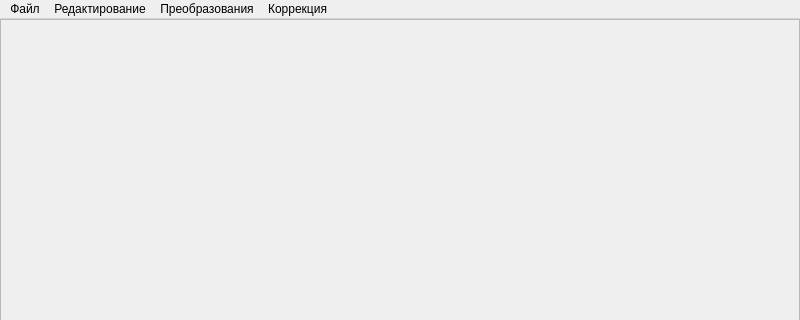
Old version of the form digital-image-processing/ImageProcessing/mainwindow.ui in the repository andrej22116/PSU_Labs; both pictures show x 0 to 800 and y 0 to 320 of the 800 by 503 pixel window.
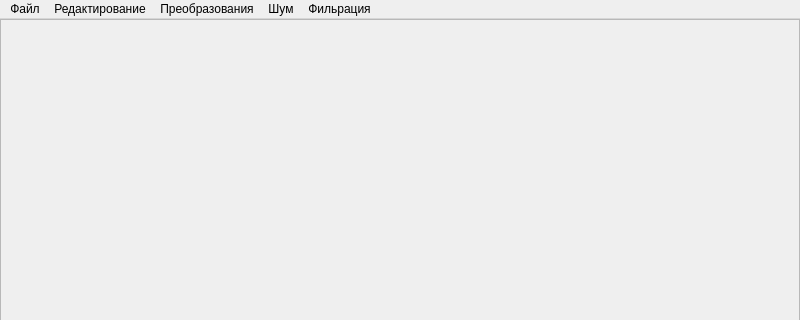
New version of the form.

Diff of the .ui file:
```diff
--- a/digital-image-processing/ImageProcessing/mainwindow.ui
+++ b/digital-image-processing/ImageProcessing/mainwindow.ui
@@ -98,28 +98,36 @@
     <addaction name="separator"/>
     <addaction name="actionExit"/>
    </widget>
-   <widget class="QMenu" name="menu">
+   <widget class="QMenu" name="menuModify">
     <property name="title">
      <string>Преобразования</string>
     </property>
     <addaction name="actionGray"/>
     <addaction name="actionBin"/>
    </widget>
-   <widget class="QMenu" name="menu_2">
+   <widget class="QMenu" name="menuFilter">
     <property name="title">
-     <string>Коррекция</string>
+     <string>Фильрация</string>
     </property>
    </widget>
-   <widget class="QMenu" name="menu_3">
+   <widget class="QMenu" name="menuEdit">
     <property name="title">
      <string>Редактирование</string>
     </property>
     <addaction name="actionScale"/>
    </widget>
+   <widget class="QMenu" name="menuNoise">
+    <property name="title">
+     <string>Шум</string>
+    </property>
+    <addaction name="actionNoiseSaltAndPepper"/>
+    <addaction name="actionNoiseGause"/>
+   </widget>
    <addaction name="menufile"/>
-   <addaction name="menu_3"/>
-   <addaction name="menu"/>
-   <addaction name="menu_2"/>
+   <addaction name="menuEdit"/>
+   <addaction name="menuModify"/>
+   <addaction name="menuNoise"/>
+   <addaction name="menuFilter"/>
   </widget>
   <action name="actionOpen">
    <property name="text">
```
Left out of the diff: 58 changed lines with no effect on the pictures.
